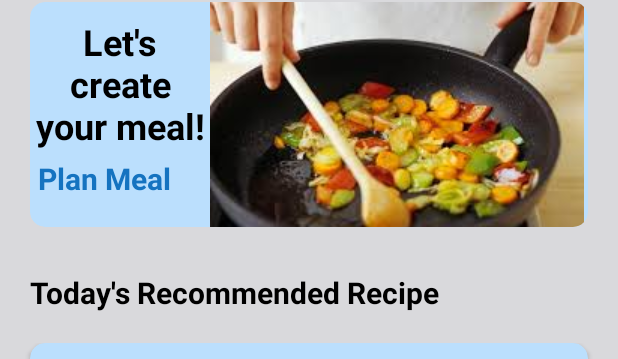
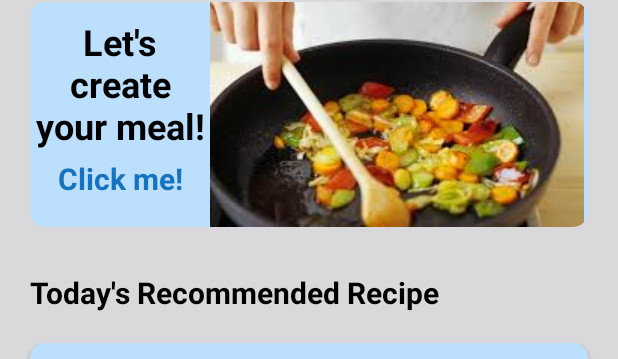
Before and after one commit to tony-lesh/mealmate, an Android app: the layout activity_landing_page.xml on its own in the app's theme, with its tools: preview values and no code run, on a phone screen of 412 x 824 dp. Shown: the part 270-629 px from the top of the screen. Run offline under Robolectric (Android 15) with nearby library versions, the phone set to English and light mode, and no system bars.

Commit message:
Meal Mate

```diff
--- a/app/src/main/AndroidManifest.xml
+++ b/app/src/main/AndroidManifest.xml
@@ -50,6 +50,8 @@
             android:exported="false"/>
         <activity android:name=".recipe.Shopping_Cart"
             android:exported="false"/>
+        <activity android:name=".mealPlan.MealPlanActivity"
+            android:exported="false"/>
 
 <!--        <activity android:name=".registration_signin.MainActivity"-->
 <!--            android:exported="false"/>-->
--- a/app/src/main/res/layout/activity_landing_page.xml
+++ b/app/src/main/res/layout/activity_landing_page.xml
@@ -103,10 +103,11 @@
                 android:id="@+id/createMealTextView"
                 android:layout_width="match_parent"
                 android:layout_height="wrap_content"
-                android:text="Plan Meal"
+                android:text="Click me!"
                 android:textColor="@color/blue1"
                 android:textSize="20sp"
                 android:textStyle="bold"
+                android:textAlignment="center"
                 android:layout_marginHorizontal="5dp"
                 android:layout_marginTop="5dp"/>
 
```
Also changed, not shown: app/src/main/java/com/example/mealmate/registration_signin/LandingPageActivity.java (+5 -2 lines).
